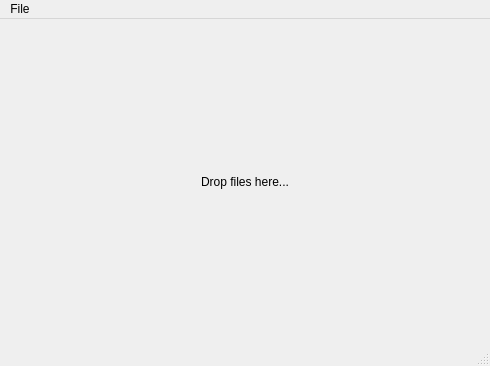
Above: MainWindow.ui from scotchi/dreamnamer before the change. Below: the same form after it.
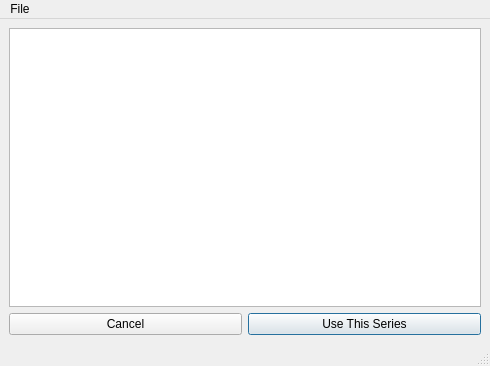
That is the form after the change.

Commit message:
Move "Selector" to central widget
This is the natural central widget of the app.  Just show the drop overlay on startup.

Diff of the .ui file:
```diff
--- a/MainWindow.ui
+++ b/MainWindow.ui
@@ -10,20 +10,40 @@
     <height>366</height>
    </rect>
   </property>
+  <property name="minimumSize">
+   <size>
+    <width>300</width>
+    <height>200</height>
+   </size>
+  </property>
   <property name="windowTitle">
    <string>Dreamnamer</string>
   </property>
   <widget class="QWidget" name="centralWidget">
+   <layout class="QVBoxLayout" name="verticalLayout">
+    <item>
+     <widget class="QListWidget" name="seriesListWidget"/>
+    </item>
+    <item>
    <layout class="QHBoxLayout" name="horizontalLayout">
     <item>
-     <widget class="QLabel" name="label">
+       <widget class="QPushButton" name="cancelButton">
       <property name="text">
-       <string>Drop files here...</string>
-      </property>
-      <property name="alignment">
-       <set>Qt::AlignCenter</set>
-      </property>
-     </widget>
+         <string>Cancel</string>
+        </property>
+       </widget>
+      </item>
+      <item>
+       <widget class="QPushButton" name="okButton">
+        <property name="text">
+         <string>Use This Series</string>
+        </property>
+        <property name="default">
+         <bool>true</bool>
+        </property>
+       </widget>
+      </item>
+     </layout>
     </item>
    </layout>
   </widget>
```
Lines whose indentation alone changed are shown as unchanged. The commit also changes 6 other files.
